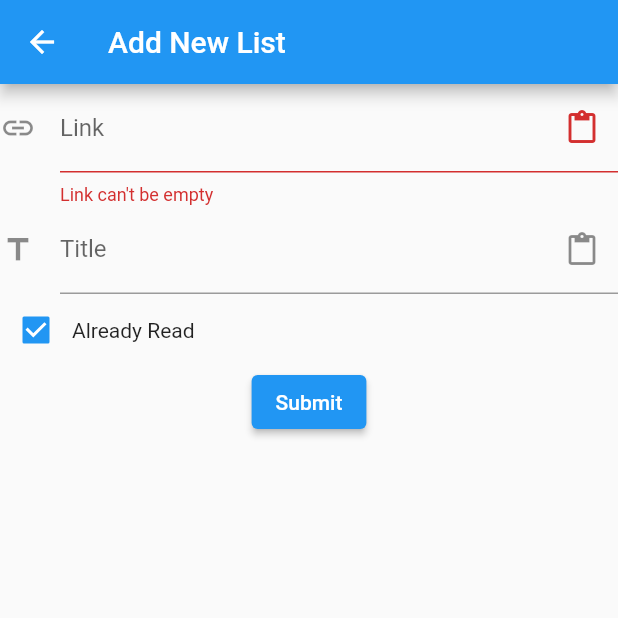
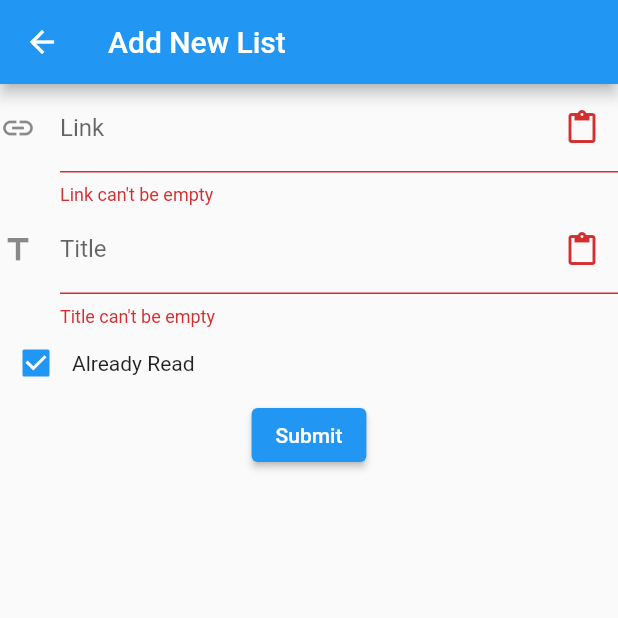
Before and after one commit to gagahpangeran/readlist-mobile, a Flutter app: the FormPage screen opened by its route, after a tap on "Submit", on a phone screen of 412 x 824 dp, the top half of it. Run offline on Flutter 3.47's test engine with Material 2 defaults, Android fonts, the phone set to English and light mode, and no system bars; our stand-ins replace graphql_flutter, shared_preferences; accounts and stored records are empty; network calls fail.

Commit message:
add addReadList mutation in form page

```diff
--- a/lib/pages/form.dart
+++ b/lib/pages/form.dart
@@ -1,7 +1,6 @@
 import 'package:flutter/material.dart';
-import 'package:readlist/api/gist.dart';
+import 'package:graphql_flutter/graphql_flutter.dart';
 import 'package:readlist/components/custom_input_text.dart';
-import 'package:readlist/models/read_list_item.dart';
 import 'package:readlist/utils/helper.dart';
 
 class FormPage extends StatefulWidget {
@@ -15,31 +14,36 @@ class _FormPageState extends State<FormPage> {
   final _titleController = TextEditingController();
   bool _isRead = true;
 
-  Future<bool> _submitForm() async {
-    final readListItem = ReadListItem(
-      link: _linkController.text,
-      title: _titleController.text,
-      isRead: _isRead,
-    );
+  final String _addReadListMutation = """
+  mutation AddReadList(\$link: String!, \$title: String!, \$readAt: DateTime) {
+    addReadList(data: {
+      link: \$link
+      title: \$title
+      readAt: \$readAt
+    }) {
+      id
+    }
+  }
+  """;
 
-    try {
-      await GistAPI.submitData(readListItem);
-      return true;
-    } catch (e) {
-      return false;
+  void _onSubmitButtonPressed(RunMutation runMutation) {
+    if (_formKey.currentState!.validate()) {
+      runMutation({
+        'link': _linkController.text,
+        'title': _titleController.text,
+        'readAt': _isRead ? (new DateTime.now()).toIso8601String() : null,
+      });
     }
   }
 
-  void _onSubmit() {
-    if (_formKey.currentState!.validate()) {
-      Helper.submitForm(
-        context: context,
-        submitFunction: _submitForm,
-        onSubmitText: 'Submitting data...',
-        onSuccessText: 'Success submit data!',
-        onErrorText: 'Error! Can\'t submit data',
-      );
+  void _onAddSuccess(dynamic data) {
+    print('success!');
+    Navigator.pop(context);
   }
+
+  void _onAddError(OperationException? error) {
+    print('error');
+    print(error);
   }
 
   void _fetchTitle() async {
@@ -64,9 +68,20 @@ class _FormPageState extends State<FormPage> {
         controller: _titleController,
         icon: Icon(Icons.title),
         labelText: 'Title',
+        validator: true,
       ),
     ];
 
+    return Mutation(
+      options: MutationOptions(
+        document: gql(_addReadListMutation),
+        onCompleted: _onAddSuccess,
+        onError: _onAddError,
+      ),
+      builder: (
+        RunMutation runMutation,
+        QueryResult? result,
+      ) {
         return Scaffold(
           appBar: AppBar(
             title: Text('Add New List'),
@@ -90,7 +105,7 @@ class _FormPageState extends State<FormPage> {
                 ),
                 Center(
                   child: ElevatedButton(
-                onPressed: _onSubmit,
+                    onPressed: () => _onSubmitButtonPressed(runMutation),
                     child: Text('Submit'),
                   ),
                 ),
@@ -98,5 +113,7 @@ class _FormPageState extends State<FormPage> {
             ),
           ),
         );
+      },
+    );
   }
 }
```
Lines whose indentation alone changed are shown as unchanged.
